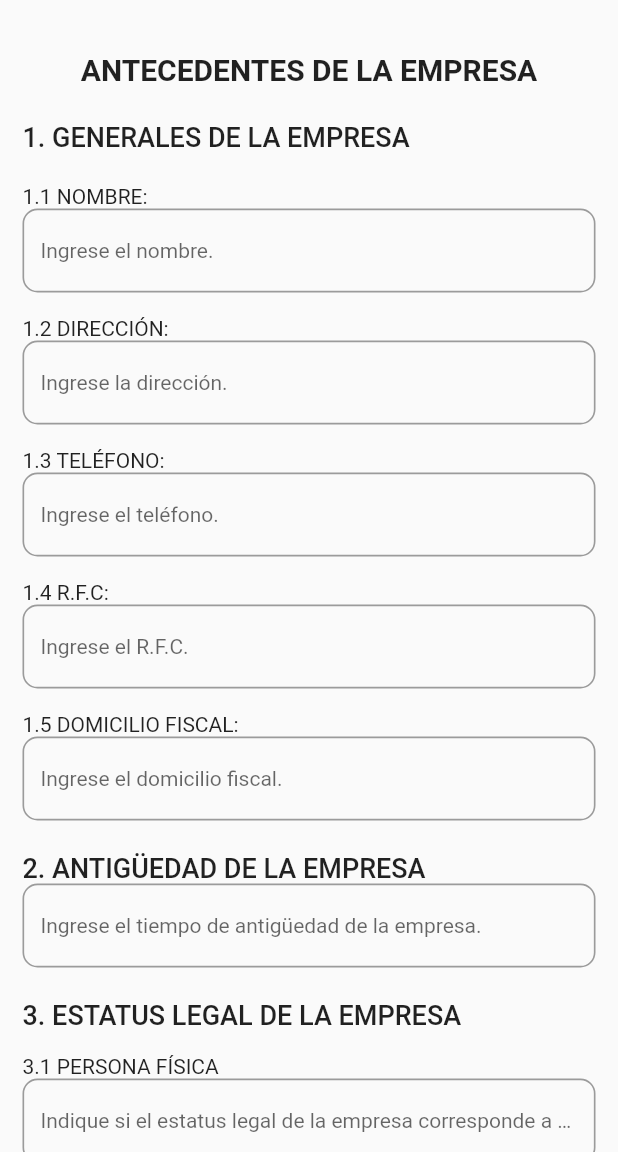
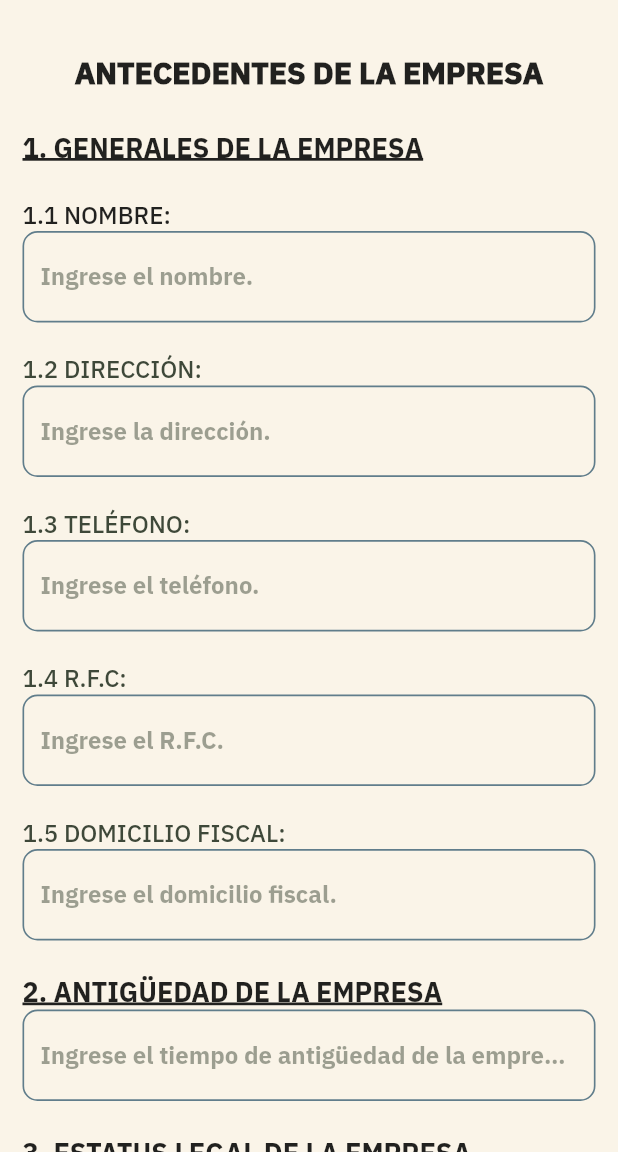
Before and after one commit to edgarguamo/remi, a Flutter app: the FormPage2 screen opened by its route, on a phone screen of 412 x 824 dp, the part 84-1236 px from its top. Run offline on Flutter 3.47's test engine with Material 2 defaults, Android fonts, the phone set to English and light mode, and no system bars; our stand-ins replace carousel_slider, google_fonts, rxdart, shared_preferences; accounts and stored records are empty; Roboto replaces fonts that are missing (Graduate).

Commit message:
Frontend Fixed

```diff
--- a/lib/src/pages/empresa_page.dart
+++ b/lib/src/pages/empresa_page.dart
@@ -58,46 +58,7 @@ class _FormPage2State extends State<FormPage2> {
             ),
           ),
         ),
-    );
-  }
-/*
-  Widget _crearTextAntecendentes() {
-    return Center(
-      child: Text(
-        'ANTECEDENTES DE LA EMPRESA\n',
-        style: gStyle.getTytleTextStyle(),
-        textAlign: TextAlign.center,
-      ),
-    );
-  }
-
-  Widget _crearTextGenerales() {
-    return Text(
-          '1. GENERALES DE LA EMPRESA\n',
-          style: gStyle.getSubTitleTextStyle(),
-        );
-  }
-
-  */
-
-  Widget _crearNombre() {
-    return TextFormField(
-      initialValue: empresa.nombre,
-      decoration: InputDecoration(
-        hintText: "Ingrese el nombre.",
-        enabledBorder: gStyle.getBorderSizeSentenceStyle(),
-        focusedBorder: gStyle.getBorderRadiusSentenceStyle(),
-      ),
-      style: gStyle.getSentenceTextStyle(),
-      onSaved: (value) {
-        empresa.nombre = value;
-      },
-      validator: (value) {
-        if (value.isEmpty) {
-          return 'Enter text';
-        }
-      },
-    );
+        backgroundColor: Color.fromRGBO(250, 244, 232, 1));
   }
 
   Widget _crearForm() {
@@ -118,13 +79,14 @@ class _FormPage2State extends State<FormPage2> {
           '1. GENERALES DE LA EMPRESA\n',
           style: gStyle.getSubTitleTextStyle(),
         ),
-        Text('1.1 NOMBRE:', style: gStyle.getSentenceTextStyle()),
+        Text('1.1 NOMBRE:', style: gStyle.getTextFormTextStyle()),
         TextFormField(
           initialValue: empresa.nombre,
           decoration: InputDecoration(
             hintText: "Ingrese el nombre.",
             enabledBorder: gStyle.getBorderSizeSentenceStyle(),
             focusedBorder: gStyle.getBorderRadiusSentenceStyle(),
+            hintStyle: gStyle.getHintTextStyle(),
           ),
           style: gStyle.getSentenceTextStyle(),
           onSaved: (value) {
@@ -143,6 +105,7 @@ class _FormPage2State extends State<FormPage2> {
             hintText: "Ingrese la dirección.",
             enabledBorder: gStyle.getBorderSizeSentenceStyle(),
             focusedBorder: gStyle.getBorderRadiusSentenceStyle(),
+            hintStyle: gStyle.getHintTextStyle(),
           ),
           style: gStyle.getSentenceTextStyle(),
           onSaved: (value) {
@@ -156,6 +119,7 @@ class _FormPage2State extends State<FormPage2> {
             hintText: "Ingrese el teléfono.",
             enabledBorder: gStyle.getBorderSizeSentenceStyle(),
             focusedBorder: gStyle.getBorderRadiusSentenceStyle(),
+            hintStyle: gStyle.getHintTextStyle(),
           ),
           style: gStyle.getSentenceTextStyle(),
           keyboardType: TextInputType.number,
@@ -170,6 +134,7 @@ class _FormPage2State extends State<FormPage2> {
             hintText: "Ingrese el R.F.C.",
             enabledBorder: gStyle.getBorderSizeSentenceStyle(),
             focusedBorder: gStyle.getBorderRadiusSentenceStyle(),
+            hintStyle: gStyle.getHintTextStyle(),
           ),
           style: gStyle.getSentenceTextStyle(),
           onSaved: (value) {
@@ -183,6 +148,7 @@ class _FormPage2State extends State<FormPage2> {
             hintText: "Ingrese el domicilio fiscal.",
             enabledBorder: gStyle.getBorderSizeSentenceStyle(),
             focusedBorder: gStyle.getBorderRadiusSentenceStyle(),
+            hintStyle: gStyle.getHintTextStyle(),
           ),
           style: gStyle.getSentenceTextStyle(),
           onSaved: (value) {
@@ -199,6 +165,7 @@ class _FormPage2State extends State<FormPage2> {
             hintText: "Ingrese el tiempo de antigüedad de la empresa.",
             enabledBorder: gStyle.getBorderSizeSentenceStyle(),
             focusedBorder: gStyle.getBorderRadiusSentenceStyle(),
+            hintStyle: gStyle.getHintTextStyle(),
           ),
           style: gStyle.getSentenceTextStyle(),
           onSaved: (value) {
@@ -215,6 +182,7 @@ class _FormPage2State extends State<FormPage2> {
                 "Indique si el estatus legal de la empresa corresponde a una persona física.",
             enabledBorder: gStyle.getBorderSizeSentenceStyle(),
             focusedBorder: gStyle.getBorderRadiusSentenceStyle(),
+            hintStyle: gStyle.getHintTextStyle(),
           ),
           style: gStyle.getSentenceTextStyle(),
           onSaved: (value) {
@@ -229,6 +197,7 @@ class _FormPage2State extends State<FormPage2> {
                 "Indique si el estatus legal de la empresa corresponde a una persona moral.",
             enabledBorder: gStyle.getBorderSizeSentenceStyle(),
             focusedBorder: gStyle.getBorderRadiusSentenceStyle(),
+            hintStyle: gStyle.getHintTextStyle(),
           ),
           style: gStyle.getSentenceTextStyle(),
           onSaved: (value) {
@@ -243,6 +212,7 @@ class _FormPage2State extends State<FormPage2> {
                 "Indique si el estatus legal de la empresa no se encuentra registrado.",
             enabledBorder: gStyle.getBorderSizeSentenceStyle(),
             focusedBorder: gStyle.getBorderRadiusSentenceStyle(),
+            hintStyle: gStyle.getHintTextStyle(),
           ),
           style: gStyle.getSentenceTextStyle(),
           onSaved: (value) {
@@ -256,6 +226,7 @@ class _FormPage2State extends State<FormPage2> {
             hintText: "Ingrese el estatus fiscal de la empresa.",
             enabledBorder: gStyle.getBorderSizeSentenceStyle(),
             focusedBorder: gStyle.getBorderRadiusSentenceStyle(),
+            hintStyle: gStyle.getHintTextStyle(),
           ),
           style: gStyle.getSentenceTextStyle(),
           onSaved: (value) {
@@ -275,6 +246,7 @@ class _FormPage2State extends State<FormPage2> {
             hintText: "Ingrese la cantidad de empleados de tipo operativos.",
             enabledBorder: gStyle.getBorderSizeSentenceStyle(),
             focusedBorder: gStyle.getBorderRadiusSentenceStyle(),
+            hintStyle: gStyle.getHintTextStyle(),
           ),
           style: gStyle.getSentenceTextStyle(),
           keyboardType: TextInputType.number,
@@ -290,6 +262,7 @@ class _FormPage2State extends State<FormPage2> {
                 "Ingrese la cantidad de empleados de tipo administrativos.",
             enabledBorder: gStyle.getBorderSizeSentenceStyle(),
             focusedBorder: gStyle.getBorderRadiusSentenceStyle(),
+            hintStyle: gStyle.getHintTextStyle(),
           ),
           style: gStyle.getSentenceTextStyle(),
           keyboardType: TextInputType.number,
@@ -304,6 +277,7 @@ class _FormPage2State extends State<FormPage2> {
             hintText: "Ingrese la cantidad de empleados de otro tipo.",
             enabledBorder: gStyle.getBorderSizeSentenceStyle(),
             focusedBorder: gStyle.getBorderRadiusSentenceStyle(),
+            hintStyle: gStyle.getHintTextStyle(),
           ),
           style: gStyle.getSentenceTextStyle(),
           keyboardType: TextInputType.number,
@@ -318,6 +292,7 @@ class _FormPage2State extends State<FormPage2> {
             hintText: "Ingrese el total de empleados.",
             enabledBorder: gStyle.getBorderSizeSentenceStyle(),
             focusedBorder: gStyle.getBorderRadiusSentenceStyle(),
+            hintStyle: gStyle.getHintTextStyle(),
           ),
           style: gStyle.getSentenceTextStyle(),
           keyboardType: TextInputType.number,
@@ -332,6 +307,7 @@ class _FormPage2State extends State<FormPage2> {
             hintText: "Ingrese el comentario sobre los empleados.",
             enabledBorder: gStyle.getBorderSizeSentenceStyle(),
             focusedBorder: gStyle.getBorderRadiusSentenceStyle(),
+            hintStyle: gStyle.getHintTextStyle(),
           ),
           style: gStyle.getSentenceTextStyle(),
           onSaved: (value) {
@@ -346,6 +322,7 @@ class _FormPage2State extends State<FormPage2> {
             hintText: "Ingrese la cantidad de ventas diarias.",
             enabledBorder: gStyle.getBorderSizeSentenceStyle(),
             focusedBorder: gStyle.getBorderRadiusSentenceStyle(),
+            hintStyle: gStyle.getHintTextStyle(),
           ),
           style: gStyle.getSentenceTextStyle(),
           keyboardType: TextInputType.number,
@@ -360,6 +337,7 @@ class _FormPage2State extends State<FormPage2> {
             hintText: "Ingrese la cantidad de ventas semanales.",
             enabledBorder: gStyle.getBorderSizeSentenceStyle(),
             focusedBorder: gStyle.getBorderRadiusSentenceStyle(),
+            hintStyle: gStyle.getHintTextStyle(),
           ),
           style: gStyle.getSentenceTextStyle(),
           keyboardType: TextInputType.number,
@@ -374,6 +352,7 @@ class _FormPage2State extends State<FormPage2> {
             hintText: "Ingrese la cantidad de ventas mensuales.",
             enabledBorder: gStyle.getBorderSizeSentenceStyle(),
             focusedBorder: gStyle.getBorderRadiusSentenceStyle(),
+            hintStyle: gStyle.getHintTextStyle(),
           ),
           style: gStyle.getSentenceTextStyle(),
           keyboardType: TextInputType.number,
@@ -390,6 +369,7 @@ class _FormPage2State extends State<FormPage2> {
             hintText: "Ingrese el valor de los terrenos.",
             enabledBorder: gStyle.getBorderSizeSentenceStyle(),
             focusedBorder: gStyle.getBorderRadiusSentenceStyle(),
+            hintStyle: gStyle.getHintTextStyle(),
           ),
           style: gStyle.getSentenceTextStyle(),
           keyboardType: TextInputType.number,
@@ -404,6 +384,7 @@ class _FormPage2State extends State<FormPage2> {
             hintText: "Ingrese el valor de los bienes.",
             enabledBorder: gStyle.getBorderSizeSentenceStyle(),
             focusedBorder: gStyle.getBorderRadiusSentenceStyle(),
+            hintStyle: gStyle.getHintTextStyle(),
           ),
           style: gStyle.getSentenceTextStyle(),
           keyboardType: TextInputType.number,
@@ -418,6 +399,7 @@ class _FormPage2State extends State<FormPage2> {
             hintText: "Ingrese el valor de otros tipos.",
             enabledBorder: gStyle.getBorderSizeSentenceStyle(),
             focusedBorder: gStyle.getBorderRadiusSentenceStyle(),
+            hintStyle: gStyle.getHintTextStyle(),
           ),
           style: gStyle.getSentenceTextStyle(),
           keyboardType: TextInputType.number,
@@ -433,6 +415,7 @@ class _FormPage2State extends State<FormPage2> {
             hintText: "Ingrese el calculo de ventas sobre empleados",
             enabledBorder: gStyle.getBorderSizeSentenceStyle(),
             focusedBorder: gStyle.getBorderRadiusSentenceStyle(),
+            hintStyle: gStyle.getHintTextStyle(),
           ),
           style: gStyle.getSentenceTextStyle(),
           keyboardType: TextInputType.number,
@@ -447,6 +430,7 @@ class _FormPage2State extends State<FormPage2> {
             hintText: "Ingrese el calculo de ventas sobre activos",
             enabledBorder: gStyle.getBorderSizeSentenceStyle(),
             focusedBorder: gStyle.getBorderRadiusSentenceStyle(),
+            hintStyle: gStyle.getHintTextStyle(),
           ),
           style: gStyle.getSentenceTextStyle(),
           keyboardType: TextInputType.number,
@@ -463,6 +447,7 @@ class _FormPage2State extends State<FormPage2> {
             hintText: "Indique si la cobertura es de tipo local.",
             enabledBorder: gStyle.getBorderSizeSentenceStyle(),
             focusedBorder: gStyle.getBorderRadiusSentenceStyle(),
+            hintStyle: gStyle.getHintTextStyle(),
           ),
           style: gStyle.getSentenceTextStyle(),
           onSaved: (value) {
@@ -476,6 +461,7 @@ class _FormPage2State extends State<FormPage2> {
             hintText: "Indique si la cobertura es de tipo regional.",
             enabledBorder: gStyle.getBorderSizeSentenceStyle(),
             focusedBorder: gStyle.getBorderRadiusSentenceStyle(),
+            hintStyle: gStyle.getHintTextStyle(),
           ),
           style: gStyle.getSentenceTextStyle(),
           onSaved: (value) {
@@ -489,6 +475,7 @@ class _FormPage2State extends State<FormPage2> {
             hintText: "Indique si la cobertura es de tipo internacional.",
             enabledBorder: gStyle.getBorderSizeSentenceStyle(),
             focusedBorder: gStyle.getBorderRadiusSentenceStyle(),
+            hintStyle: gStyle.getHintTextStyle(),
           ),
           style: gStyle.getSentenceTextStyle(),
           onSaved: (value) {
@@ -503,6 +490,7 @@ class _FormPage2State extends State<FormPage2> {
             hintText: "Ingrese la visión de la empresa a corto plazo.",
             enabledBorder: gStyle.getBorderSizeSentenceStyle(),
             focusedBorder: gStyle.getBorderRadiusSentenceStyle(),
+            hintStyle: gStyle.getHintTextStyle(),
           ),
           style: gStyle.getSentenceTextStyle(),
           onSaved: (value) {
@@ -516,6 +504,7 @@ class _FormPage2State extends State<FormPage2> {
             hintText: "Ingrese la visión de la empresa a largo plazo.",
             enabledBorder: gStyle.getBorderSizeSentenceStyle(),
             focusedBorder: gStyle.getBorderRadiusSentenceStyle(),
+            hintStyle: gStyle.getHintTextStyle(),
           ),
           style: gStyle.getSentenceTextStyle(),
           onSaved: (value) {
@@ -531,6 +520,7 @@ class _FormPage2State extends State<FormPage2> {
                 "Ingrese el comentario ejecutivo de antecedentes de la empresa.",
             enabledBorder: gStyle.getBorderSizeSentenceStyle(),
             focusedBorder: gStyle.getBorderRadiusSentenceStyle(),
+            hintStyle: gStyle.getHintTextStyle(),
           ),
           style: gStyle.getSentenceTextStyle(),
           onSaved: (value) {
--- a/lib/src/pages/generales_page.dart
+++ b/lib/src/pages/generales_page.dart
@@ -53,6 +53,7 @@ class _FormPageState extends State<FormPage> {
           ),
         ),
       ),
+      backgroundColor: gStyle.background,
     );
   }
 
--- a/lib/src/pages/home_page.dart
+++ b/lib/src/pages/home_page.dart
@@ -1,6 +1,7 @@
 import 'package:flutter/material.dart';
 import 'package:carousel_slider/carousel_slider.dart';
 import 'package:remi/src/widget/navitation_drawer_widget.dart';
+import 'package:remi/src/utils/style.dart' as gStyle;
 
 class HomePage extends StatefulWidget {
   HomePage({Key key, String title}) : super(key: key);
@@ -39,7 +40,7 @@ class _HomePageState extends State<HomePage> {
         child: Column(
           children: <Widget>[
             Container(
-              margin: const EdgeInsets.only(bottom: 50),
+              margin: const EdgeInsets.only(bottom: 20),
               height: 150,
               width: double.infinity,
               decoration: BoxDecoration(
@@ -113,6 +114,7 @@ class _HomePageState extends State<HomePage> {
                 width: anchuraSizedBox,
                 height: alturaSizedBox,
                 child: Card(
+                    //color: gStyle.background,
                     elevation: 0,
                     shape: RoundedRectangleBorder(
                         borderRadius: BorderRadius.circular(15.0)),
@@ -185,6 +187,7 @@ class _HomePageState extends State<HomePage> {
           ],
         ),
       )),
+      //backgroundColor: gStyle.background,
     );
   }
 }
--- a/lib/src/providers/empresa_provider.dart
+++ b/lib/src/providers/empresa_provider.dart
@@ -5,7 +5,7 @@ import 'package:remi/src/models/empresa_model.dart';
 
 class EmpresaProvider {
   final String _url =
-      'https://plataformas-moviles-d4eeb-default-rtdb.firebaseio.com/';
+      'https://bancayfinanzasflutter-default-rtdb.firebaseio.com/';
 
   Future<bool> editarEmpresa(EmpresaModel empresa) async {
     final url = '$_url/empresa/${empresa.id}.json';
--- a/lib/src/providers/generales_provider.dart
+++ b/lib/src/providers/generales_provider.dart
@@ -5,7 +5,7 @@ import 'package:remi/src/models/generales_model.dart';
 
 class GeneralProvider {
   final String _url =
-      'https://plataformas-moviles-d4eeb-default-rtdb.firebaseio.com/';
+      'https://bancayfinanzasflutter-default-rtdb.firebaseio.com/';
 
   Future<bool> editarGenerales(GeneralesModel generales) async {
     final url = '$_url/generales/${generales.id}.json';
--- a/lib/src/utils/style.dart
+++ b/lib/src/utils/style.dart
@@ -1,29 +1,86 @@
 import 'package:flutter/material.dart';
 import 'package:google_fonts/google_fonts.dart';
 
+// Global variables
+
+Color background = Color.fromRGBO(250, 244, 232, 1);
+
+// Fonts for titles
 TextStyle getTytleTextStyle() {
-  return GoogleFonts.graduate(fontSize: 20, fontWeight: FontWeight.w600);
+  return GoogleFonts.ibmPlexSans(
+    fontSize: 20,
+    fontWeight: FontWeight.w900,
+  );
 }
 
 TextStyle getSubTitleTextStyle() {
-  return GoogleFonts.graduate(fontSize: 18, fontWeight: FontWeight.w500);
+  return GoogleFonts.ibmPlexSans(
+    fontSize: 18,
+    fontWeight: FontWeight.w700,
+    decoration: TextDecoration.underline,
+  );
 }
 
 TextStyle getSentenceTextStyle() {
-  return GoogleFonts.graduate(fontSize: 14);
+  return GoogleFonts.ibmPlexSans(
+    fontSize: 16,
+    fontWeight: FontWeight.w500,
+    color: Color.fromRGBO(62, 72, 57, 1),
+  );
 }
+
+TextStyle getTextFormTextStyle() {
+  return GoogleFonts.ibmPlexSans(
+    fontSize: 16,
+    fontWeight: FontWeight.w500,
+  );
+}
+
+TextStyle getHintTextStyle() {
+  return GoogleFonts.ibmPlexSans(
+      fontSize: 16,
+      color: Color.fromRGBO(62, 72, 57, 0.5),
+      fontWeight: FontWeight.bold);
+}
+
+// Fonts for forms
+TextStyle DescriptionFormTextStyle() {
+  return GoogleFonts.ibmPlexSans(
+    fontSize: 14,
+    color: Color.fromRGBO(62, 72, 57, 1),
+    fontStyle: FontStyle.italic,
+  );
+}
+
+TextStyle TitleFormTextStyle() {
+  return GoogleFonts.ibmPlexSans(
+    fontSize: 18,
+    color: Colors.black,
+    fontWeight: FontWeight.bold,
+  );
+}
+
+TextStyle SubTitleFormTextStyle() {
+  return GoogleFonts.ibmPlexSans(
+    fontSize: 16,
+    color: Colors.black,
+  );
+}
+
+// Style for outputs form
 
 OutlineInputBorder getBorderSizeSentenceStyle() {
   return OutlineInputBorder(
-      borderSide: BorderSide(width: 1.1, color: Colors.black38),
-      borderRadius: BorderRadius.circular(10));
+    borderSide: BorderSide(width: 1.1, color: Colors.blueGrey[500]),
+    borderRadius: BorderRadius.circular(10),
+  );
 }
 
 OutlineInputBorder getBorderRadiusSentenceStyle() {
   return OutlineInputBorder(
       borderSide: BorderSide(
         width: 3,
-        color: Colors.blue,
+        color: Colors.lightGreen[700],
       ),
       borderRadius: BorderRadius.circular(10));
 }
```
Also changed, not shown: lib/src/pages/login_page.dart (+8 -5 lines), lib/src/widget/navitation_drawer_widget.dart (+2 -16 lines). Lines whose indentation alone changed are shown as unchanged.
